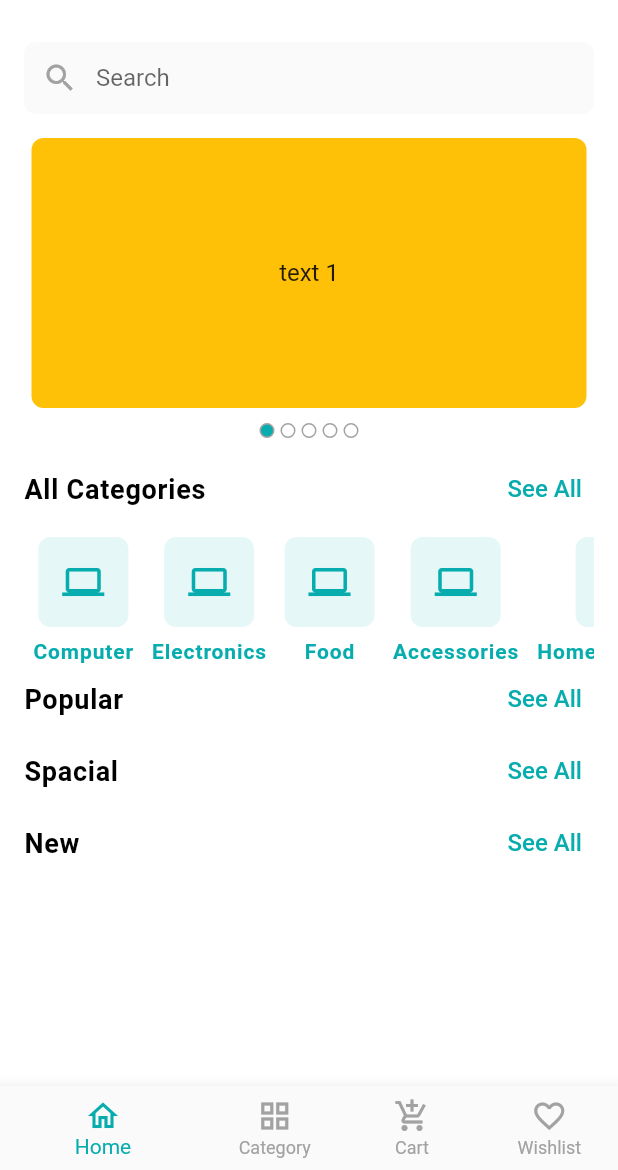
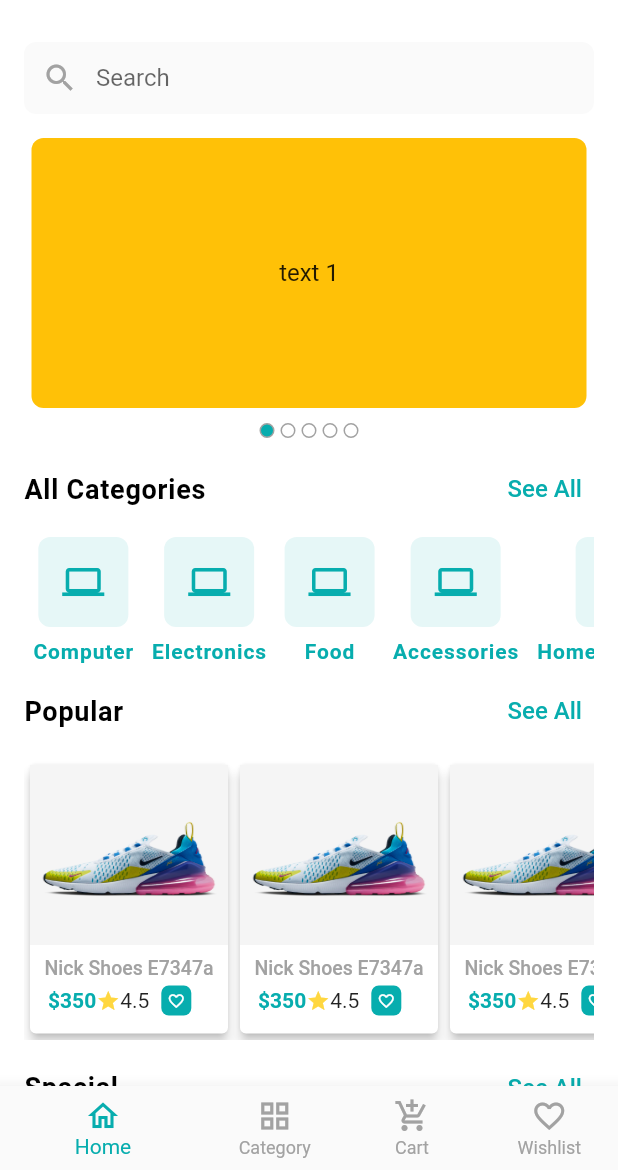
Before and after one commit to dipu363/E-Commarce_craftybay, a Flutter app: the screen it shows after launch, on a phone screen of 412 x 824 dp, the part 66-1236 px from its top. Run offline on Flutter 3.47's test engine with Material 2 defaults, Android fonts, the phone set to English and light mode, and no system bars; drawn by our look-alikes of carousel_slider; our stand-ins replace get, pin_code_fields.

Commit message:
product card added updated home screen

```diff
--- a/lib/ui/screen/home_screen.dart
+++ b/lib/ui/screen/home_screen.dart
@@ -1,4 +1,6 @@
 
+import '../widget/caregoty_card_widget.dart';
+import '../widget/product_card_widget.dart';
 import '/ui/utils/app_colors.dart';
 
 import 'package:flutter/material.dart';
@@ -35,7 +37,8 @@ class _HomeScreenState extends State<HomeScreen> {
           ],
         ),
       ),
-      body: Padding(
+      body: SingleChildScrollView(
+        child: Padding(
           padding: const EdgeInsets.all(16.0),
           child: Column(
               children:[
@@ -61,55 +64,61 @@ class _HomeScreenState extends State<HomeScreen> {
                      ],
                    ),
                  ),
+                const SizedBox(height: 8),
                  MarkerTitleWidget(
                   title: 'Popular',
                    onTap: (){},
                 ),
+                const SizedBox(height: 8),
+                SingleChildScrollView(
+                   scrollDirection: Axis.horizontal,
+                   child: Row(
+                     children: const[
+                       ProductCardWidget(),
+                       ProductCardWidget(),
+                       ProductCardWidget(),
+                       ProductCardWidget(),
+                     ],
+                   ),
+                 ),
+                const SizedBox(height: 8),
                  MarkerTitleWidget(
                    title: 'Spacial',
                    onTap: (){},
                  ),
+                const SizedBox(height: 8),
+                SingleChildScrollView(
+                  scrollDirection: Axis.horizontal,
+                  child: Row(
+                    children: const[
+                      ProductCardWidget(),
+                      ProductCardWidget(),
+                      ProductCardWidget(),
+                      ProductCardWidget(),
+                    ],
+                  ),
+                ),
+                const SizedBox(height: 8),
                  MarkerTitleWidget(
                    title: 'New',
                    onTap: (){},
                  ),
+                const SizedBox(height: 8),
+                SingleChildScrollView(
+                  scrollDirection: Axis.horizontal,
+                  child: Row(
+                    children: const[
+                      ProductCardWidget(),
+                      ProductCardWidget(),
+                      ProductCardWidget(),
+                      ProductCardWidget(),
                     ],
+                  ),
+                ),
+          ],
+          ),
         ),
       ),
     );
   }
 }
-
-class CategoryCardWidget extends StatelessWidget {
-  const CategoryCardWidget({
-    super.key, required this.name,
-  });
-
-  final String  name;
-
-
-  @override
-  Widget build(BuildContext context) {
-    return Padding(
-      padding: const EdgeInsets.symmetric(horizontal: 6.0),
-      child: Column(
-        crossAxisAlignment: CrossAxisAlignment.center,
-        children: [
-          Container(
-            decoration: BoxDecoration(
-              color: primaryColor.withOpacity(.1),
-              borderRadius: BorderRadius.circular(8)
-            ),
-            child: const Padding(
-              padding: EdgeInsets.all(16.0),
-              child: Icon(Icons.computer,size: 28,color: primaryColor,),
-            ),
-
-          ),
-          const SizedBox(height: 8),
-           Text(name,textAlign: TextAlign.center,style: const TextStyle( fontWeight: FontWeight.w600,color: primaryColor,letterSpacing: 0.6,))
-        ],
-      ),
-    );
-  }
-}
--- a/lib/ui/widget/caregoty_card_widget.dart
+++ b/lib/ui/widget/caregoty_card_widget.dart
@@ -0,0 +1,37 @@
+import 'package:flutter/material.dart';
+
+import '../utils/app_colors.dart';
+
+class CategoryCardWidget extends StatelessWidget {
+  const CategoryCardWidget({
+    super.key, required this.name,
+  });
+
+  final String  name;
+
+
+  @override
+  Widget build(BuildContext context) {
+    return Padding(
+      padding: const EdgeInsets.symmetric(horizontal: 6.0),
+      child: Column(
+        crossAxisAlignment: CrossAxisAlignment.center,
+        children: [
+          Container(
+            decoration: BoxDecoration(
+                color: primaryColor.withOpacity(.1),
+                borderRadius: BorderRadius.circular(8)
+            ),
+            child: const Padding(
+              padding: EdgeInsets.all(16.0),
+              child: Icon(Icons.computer,size: 28,color: primaryColor,),
+            ),
+
+          ),
+          const SizedBox(height: 8),
+          Text(name,textAlign: TextAlign.center,style: const TextStyle( fontWeight: FontWeight.w600,color: primaryColor,letterSpacing: 0.6,))
+        ],
+      ),
+    );
+  }
+}
--- /dev/null
+++ b/lib/ui/widget/product_card_widget.dart
@@ -0,0 +1,88 @@
+import 'package:flutter/material.dart';
+
+import '../utils/app_colors.dart';
+
+class ProductCardWidget extends StatelessWidget {
+  const ProductCardWidget({
+    super.key,
+  });
+
+  @override
+  Widget build(BuildContext context) {
+    return SizedBox(
+      width: 140,
+      child: Card(
+        elevation: 3,
+        child: Column(
+          mainAxisAlignment: MainAxisAlignment.center,
+          children: [
+            Image.asset(
+              'assets/images/shoes1.jpg',
+              width: 140,
+              height: 120,
+              fit: BoxFit.fill,
+            ),
+            Padding(
+              padding: const EdgeInsets.all(8.0),
+              child: Column(
+                children: [
+                  const Text(
+                    'Nick Shoes E7347a',
+                    style: TextStyle(
+                        fontSize: 13,
+                        fontWeight: FontWeight.w500,
+                        color: grayColor),
+                  ),
+                  Padding(
+                    padding: const EdgeInsets.all(4.0),
+                    child: Row(
+                      children: [
+                        const Text(
+                          '\$350',
+                          style: TextStyle(
+                              fontWeight: FontWeight.w700,
+                              color: primaryColor,
+                              fontSize: 14),
+                        ),
+                        Wrap(
+                          crossAxisAlignment: WrapCrossAlignment.center,
+                          children: const [
+                            Icon(
+                              Icons.star,
+                              size: 16,
+                              color: Colors.amberAccent,
+                            ),
+                            Text(
+                              '4.5',
+                              style: TextStyle(
+                                fontSize: 14,
+                              ),
+                            )
+                          ],
+                        ),
+                        const SizedBox(width: 8),
+                        Container(
+                          decoration: BoxDecoration(
+                              color: primaryColor,
+                              borderRadius: BorderRadius.circular(5)),
+                          child: const Padding(
+                            padding: EdgeInsets.all(4.0),
+                            child: Icon(
+                              Icons.favorite_border,
+                              color: Colors.white,
+                              size: 12,
+                            ),
+                          ),
+                        ),
+                      ],
+                    ),
+                  ),
+                ],
+              ),
+            )
+          ],
+        ),
+      ),
+    );
+  }
+}
```
Also changed, not shown: assets/images/shoes1.jpg (added). Lines whose indentation alone changed are shown as unchanged.
